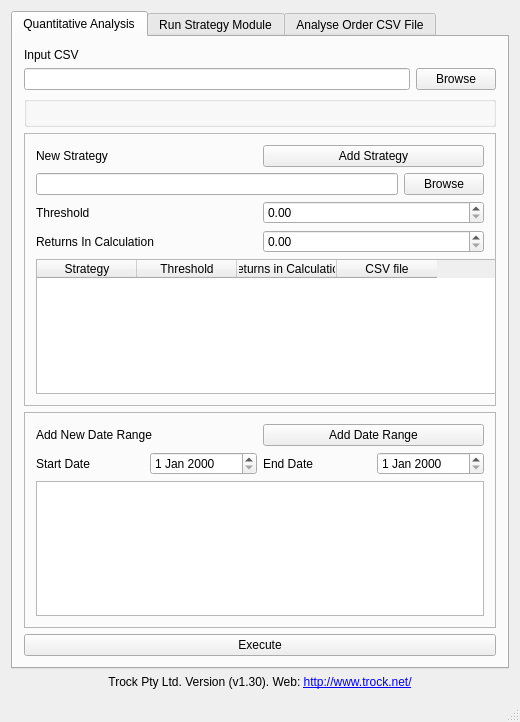
First picture: the form in gui_antheny/mainwindow.ui, repository mobeigi/Algorithmic-Trading, before the edit.
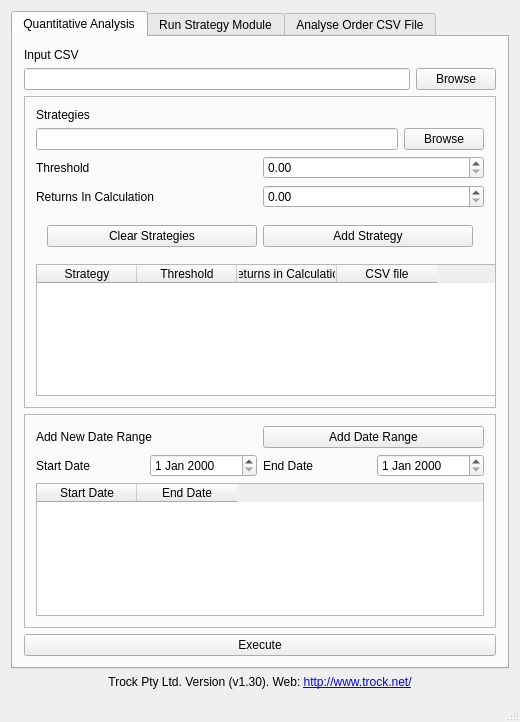
Second picture: the form after the edit.

The edit to the form file:
```diff
--- a/gui_antheny/mainwindow.ui
+++ b/gui_antheny/mainwindow.ui
@@ -70,11 +70,6 @@
           </item>
          </layout>
         </item>
-        <item>
-         <widget class="QGroupBox" name="gridGroupBox">
-          <layout class="QGridLayout" name="gridLayout_2"/>
-         </widget>
-        </item>
         <item>
          <widget class="QFrame" name="frame">
           <property name="frameShape">
@@ -90,15 +85,11 @@
               <layout class="QHBoxLayout" name="horizontalLayout_8">
                <item>
                 <widget class="QLabel" name="label_2">
-                 <property name="text">
-                  <string>New Strategy</string>
+                 <property name="styleSheet">
+                  <string notr="true">qproperty-alignment: AlignCenter;</string>
                  </property>
-                </widget>
-               </item>
-               <item>
-                <widget class="QPushButton" name="addStrategyButton">
                  <property name="text">
-                  <string>Add Strategy</string>
+                  <string>Strategies</string>
                  </property>
                 </widget>
                </item>
@@ -148,6 +139,26 @@
              </item>
             </layout>
            </item>
+           <item>
+            <widget class="QFrame" name="horizontalFrame">
+             <layout class="QHBoxLayout" name="horizontalLayout_9">
+              <item>
+               <widget class="QPushButton" name="clearStrategyButton">
+                <property name="text">
+                 <string>Clear Strategies</string>
+                </property>
+               </widget>
+              </item>
+              <item>
+               <widget class="QPushButton" name="addStrategyButton">
+                <property name="text">
+                 <string>Add Strategy</string>
+                </property>
+               </widget>
+              </item>
+             </layout>
+            </widget>
+           </item>
            <item>
             <widget class="QTableWidget" name="analysisStrategyList">
              <property name="sizePolicy">
@@ -249,7 +260,21 @@
             </layout>
            </item>
            <item>
-            <widget class="QListView" name="analysisListDate"/>
+            <widget class="QTableWidget" name="analysisListDate">
+             <property name="styleSheet">
+              <string notr="true"/>
+             </property>
+             <column>
+              <property name="text">
+               <string>Start Date</string>
+              </property>
+             </column>
+             <column>
+              <property name="text">
+               <string>End Date</string>
+              </property>
+             </column>
+            </widget>
            </item>
           </layout>
          </widget>
```
